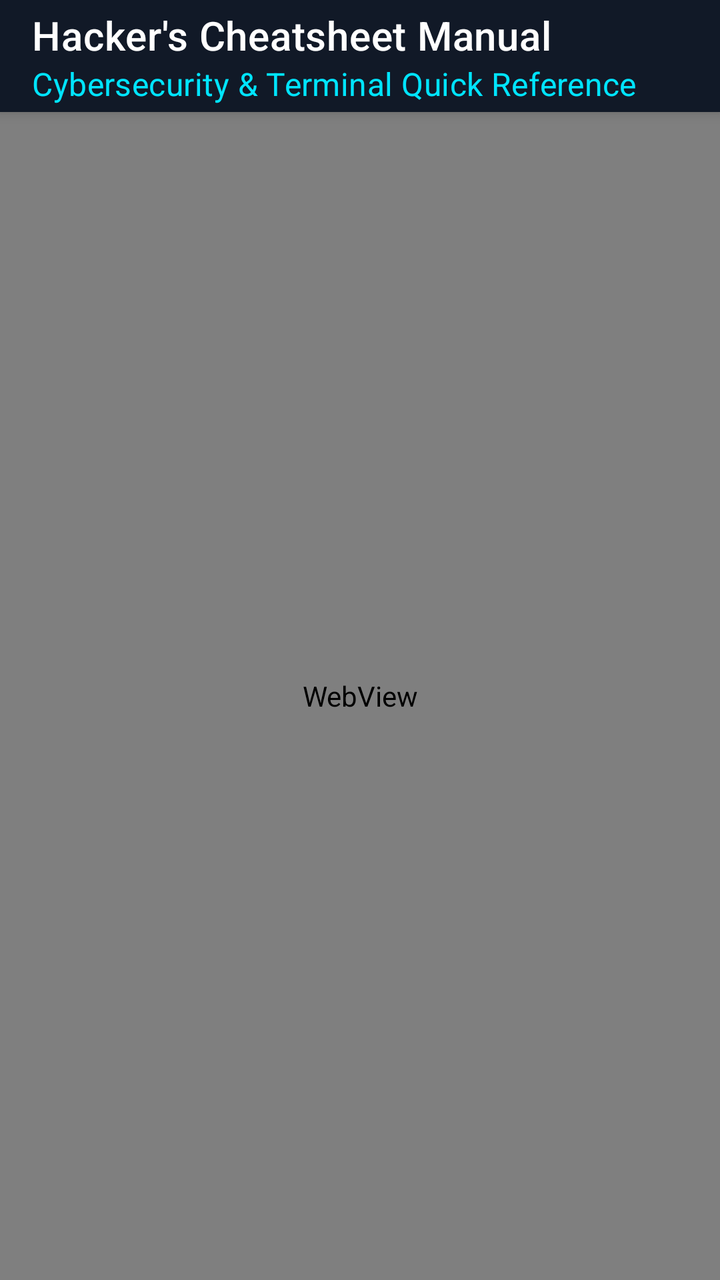
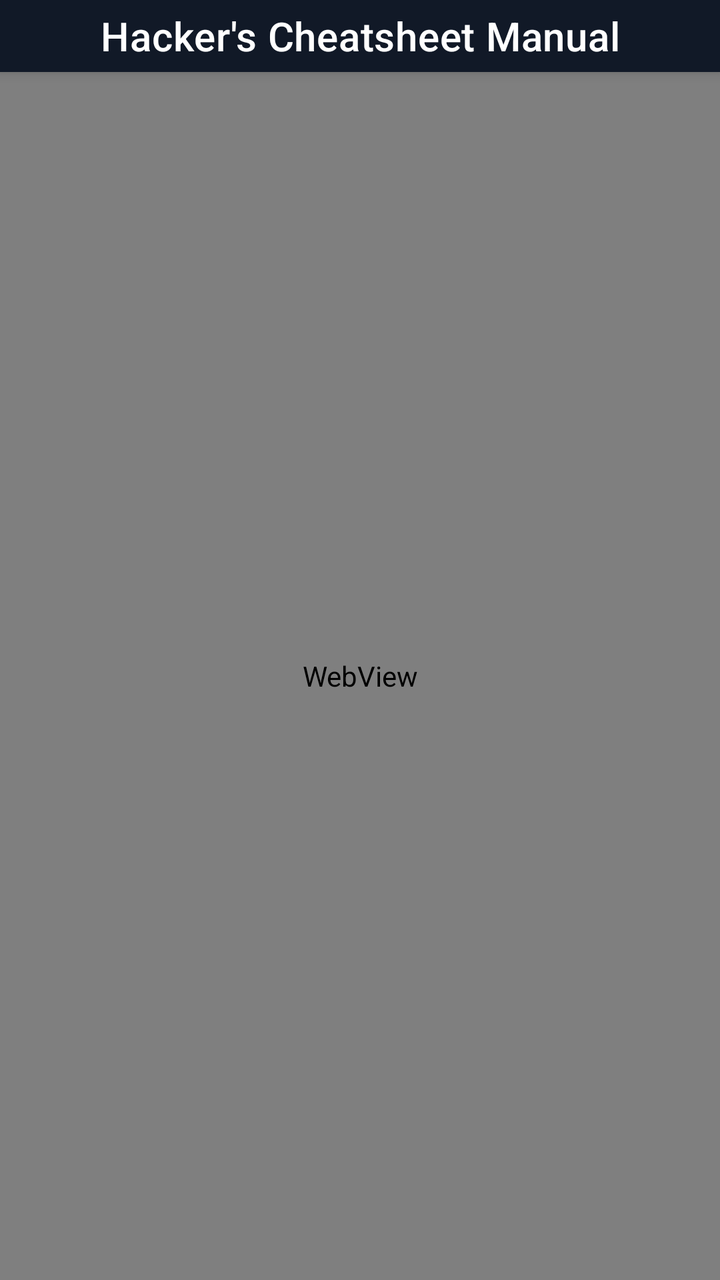

Compare the two renders of this Android layout. The source of the first and the diff that turns it into the second are given below.
<!-- AndroidManifest.xml: application theme Theme.SmallTalkApp -->
<!-- res/layout/activity_main.xml -->
<?xml version="1.0" encoding="utf-8"?>
<androidx.coordinatorlayout.widget.CoordinatorLayout
    xmlns:android="http://schemas.android.com/apk/res/android"
    xmlns:app="http://schemas.android.com/apk/res-auto"
    android:layout_width="match_parent"
    android:layout_height="match_parent"
    android:background="#0a0e17"
    android:fitsSystemWindows="true">

    <com.google.android.material.appbar.AppBarLayout
        android:id="@+id/appBarLayout"
        android:layout_width="match_parent"
        android:layout_height="wrap_content"
        android:background="#111927"
        app:elevation="4dp">

        <com.google.android.material.appbar.MaterialToolbar
            android:id="@+id/topToolbar"
            android:layout_width="match_parent"
            android:layout_height="?attr/actionBarSize"
            android:background="#111927"
            app:title="@string/app_name"
            app:titleTextColor="#FFFFFF"
            app:subtitle="Cybersecurity &amp; Terminal Quick Reference"
            app:subtitleTextColor="#00e5ff" />

        <ProgressBar
            android:id="@+id/progressBar"
            style="?android:attr/progressBarStyleHorizontal"
            android:layout_width="match_parent"
            android:layout_height="3dp"
            android:indeterminate="false"
            android:max="100"
            android:progressTint="#00e5ff"
            android:visibility="gone" />

    </com.google.android.material.appbar.AppBarLayout>

    <FrameLayout
        android:layout_width="match_parent"
        android:layout_height="match_parent"
        app:layout_behavior="@string/appbar_scrolling_view_behavior">

        <WebView
            android:id="@+id/webview"
            android:layout_width="match_parent"
            android:layout_height="match_parent" />

        <LinearLayout
            android:id="@+id/offlineLayout"
            android:layout_width="match_parent"
            android:layout_height="match_parent"
            android:gravity="center"
            android:orientation="vertical"
            android:padding="32dp"
            android:visibility="gone">

            <TextView
                android:layout_width="wrap_content"
                android:layout_height="wrap_content"
                android:text="📡 No Network Connection"
                android:textColor="#FFFFFF"
                android:textSize="22sp"
                android:textStyle="bold" />

            <TextView
                android:layout_width="wrap_content"
                android:layout_height="wrap_content"
                android:layout_marginTop="12dp"
                android:gravity="center"
                android:text="Please check your Wi-Fi or mobile data connection and try again."
                android:textColor="#A0ABC0"
                android:textSize="15sp" />

            <Button
                android:id="@+id/retryButton"
                android:layout_width="wrap_content"
                android:layout_height="wrap_content"
                android:layout_marginTop="24dp"
                android:backgroundTint="#00e5ff"
                android:text="Retry Connection"
                android:textColor="#0a0e17" />
        </LinearLayout>
    </FrameLayout>
</androidx.coordinatorlayout.widget.CoordinatorLayout>
<!-- resources referenced by this layout -->
<resources>
  <string name="app_name">Hacker\'s Cheatsheet Manual</string>
  <style name="Theme.SmallTalkApp" parent="Theme.MaterialComponents.DayNight.NoActionBar">
          <item name="colorPrimary">#22c55e</item>
          <item name="colorPrimaryVariant">#4ade80</item>
          <item name="colorOnPrimary">#FFFFFF</item>
          <item name="android:windowBackground">#050b05</item>
          <item name="android:statusBarColor">#050b05</item>
          <item name="android:navigationBarColor">#050b05</item>
      </style>
</resources>

<!-- the commit's change to res/layout/activity_main.xml (unified diff, before → after) -->
@@ -17,12 +17,12 @@
         <com.google.android.material.appbar.MaterialToolbar
             android:id="@+id/topToolbar"
             android:layout_width="match_parent"
-            android:layout_height="?attr/actionBarSize"
+            android:layout_height="36dp"
+            android:minHeight="36dp"
             android:background="#111927"
             app:title="@string/app_name"
-            app:titleTextColor="#FFFFFF"
-            app:subtitle="Cybersecurity &amp; Terminal Quick Reference"
-            app:subtitleTextColor="#00e5ff" />
+            app:titleCentered="true"
+            app:titleTextColor="#FFFFFF" />
 
         <ProgressBar
             android:id="@+id/progressBar"
